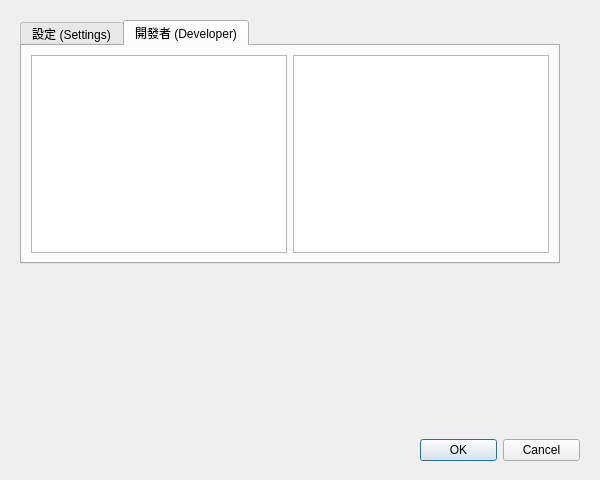
The window that settingscenter.ui (Lazywah/YaChiYo_Project) describes before a commit, drawn with Qt 5.
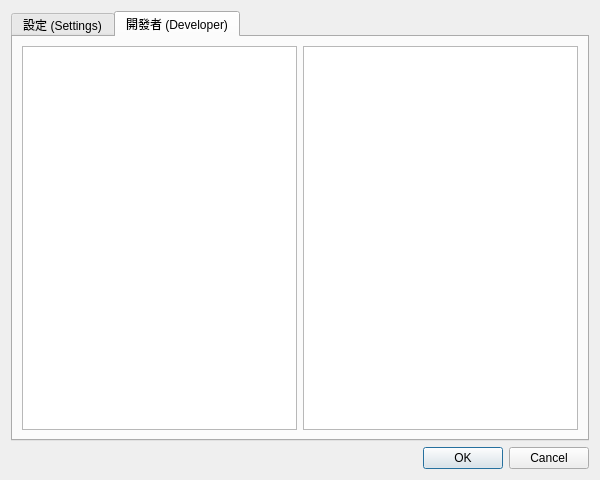
The same window after the commit.

```diff
--- a/settingscenter.ui
+++ b/settingscenter.ui
@@ -13,32 +13,10 @@
   <property name="windowTitle">
    <string>Dialog</string>
   </property>
-  <widget class="QDialogButtonBox" name="buttonBox">
-   <property name="geometry">
-    <rect>
-     <x>420</x>
-     <y>435</y>
-     <width>160</width>
-     <height>30</height>
-    </rect>
-   </property>
-   <property name="orientation">
-    <enum>Qt::Orientation::Horizontal</enum>
-   </property>
-   <property name="standardButtons">
-    <set>QDialogButtonBox::StandardButton::Cancel|QDialogButtonBox::StandardButton::Ok</set>
-   </property>
-  </widget>
-  <widget class="QTabWidget" name="tabWidget">
-   <property name="geometry">
-    <rect>
-     <x>20</x>
-     <y>20</y>
-     <width>540</width>
-     <height>244</height>
-    </rect>
-   </property>
-   <property name="currentIndex">
+  <layout class="QVBoxLayout" name="verticalLayout">
+   <item>
+    <widget class="QTabWidget" name="tabWidget">
+     <property name="currentIndex">
     <number>1</number>
    </property>
    <widget class="QWidget" name="tab">
@@ -64,7 +42,19 @@
      </item>
     </layout>
    </widget>
-  </widget>
+   </widget>
+   </item>
+   <item>
+    <widget class="QDialogButtonBox" name="buttonBox">
+     <property name="orientation">
+      <enum>Qt::Orientation::Horizontal</enum>
+     </property>
+     <property name="standardButtons">
+      <set>QDialogButtonBox::StandardButton::Cancel|QDialogButtonBox::StandardButton::Ok</set>
+     </property>
+    </widget>
+   </item>
+  </layout>
  </widget>
  <resources/>
  <connections>
```
